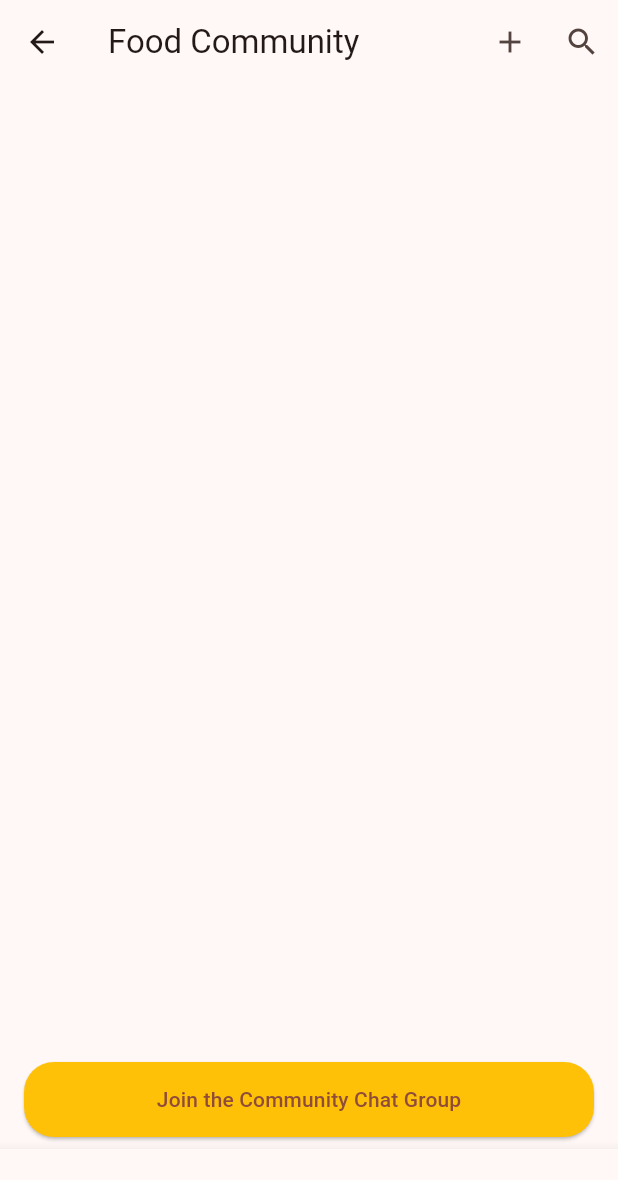
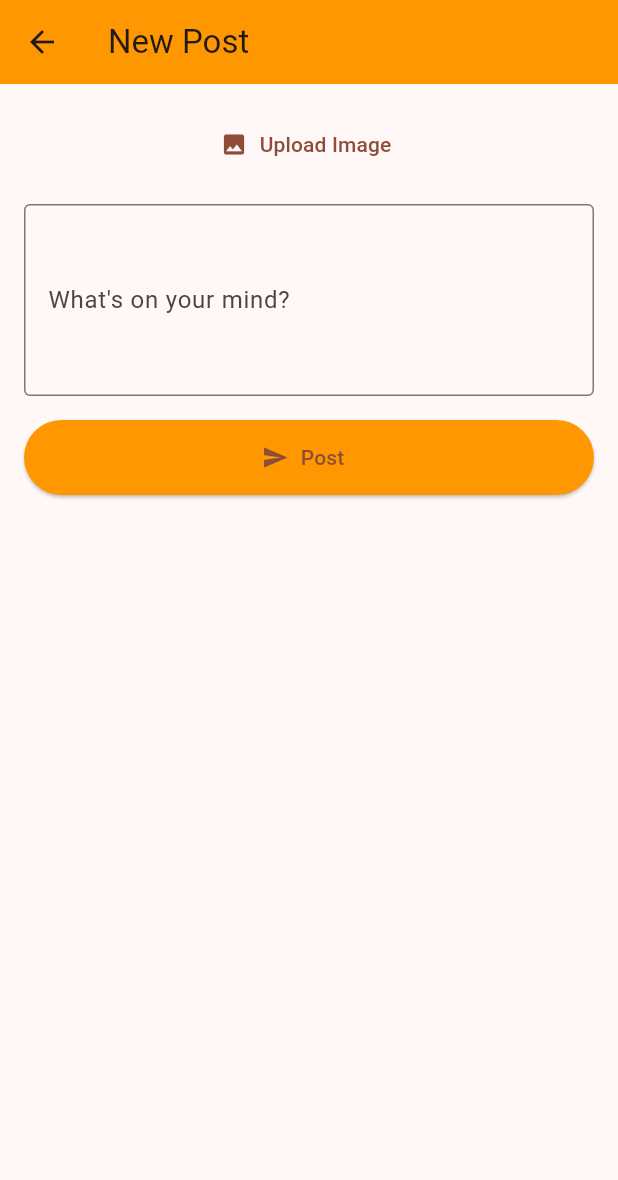
Before and after one commit to varsha698/PantryPalApp, a Flutter app: the CommunityScreen screen opened directly, after a tap on the "add" icon, on a phone screen of 412 x 824 dp. Shown: the top 1180 px of the screen. Run offline on Flutter 3.47's test engine with Material 3 defaults, Android fonts, the phone set to English and light mode, and no system bars; our stand-ins replace cloud_firestore, firebase_auth, firebase_core, firebase_storage, image_picker; accounts and stored records are empty.

Commit message:
connected firebase storage and upload images and added chat option

```diff
--- /dev/null
+++ b/lib/screens/PostScreen.dart
@@ -0,0 +1,145 @@
+import 'dart:io';
+import 'package:flutter/material.dart';
+import 'package:image_picker/image_picker.dart';
+import 'package:firebase_storage/firebase_storage.dart';
+import 'package:cloud_firestore/cloud_firestore.dart';
+import 'package:firebase_auth/firebase_auth.dart';
+import 'package:uuid/uuid.dart';
+
+class PostScreen extends StatefulWidget {
+  const PostScreen({super.key});
+
+  @override
+  State<PostScreen> createState() => _PostScreenState();
+}
+
+class _PostScreenState extends State<PostScreen> {
+  final TextEditingController _contentController = TextEditingController();
+  File? _image;
+  bool _isLoading = false;
+
+  final picker = ImagePicker();
+
+  Future<void> pickImage() async {
+    final pickedFile = await picker.pickImage(source: ImageSource.gallery);
+    if (pickedFile != null) {
+      print("Picked image: ${pickedFile.path}");
+      setState(() => _image = File(pickedFile.path));
+    } else {
+      print("No image selected.");
+    }
+  }
+
+  Future<void> _uploadPost() async {
+    if (_contentController.text.trim().isEmpty && _image == null) {
+      ScaffoldMessenger.of(context).showSnackBar(
+        const SnackBar(content: Text("Please write something or add an image.")),
+      );
+      return;
+    }
+
+    setState(() => _isLoading = true);
+
+    String? imageUrl;
+
+    try {
+      if (_image != null) {
+        print("Uploading image...");
+        String imageId = const Uuid().v4();
+        final ref = FirebaseStorage.instance
+            .ref()
+            .child('community_images')
+            .child('$imageId.jpg');
+
+        UploadTask uploadTask = ref.putFile(_image!);
+        TaskSnapshot snapshot = await uploadTask;
+        imageUrl = await snapshot.ref.getDownloadURL();
+
+        print("Image successfully uploaded! URL: $imageUrl");
+      }
+
+      await FirebaseFirestore.instance.collection('community_posts').add({
+        'author': FirebaseAuth.instance.currentUser?.displayName ??
+            FirebaseAuth.instance.currentUser?.email ??
+            "Anonymous",
+        'content': _contentController.text.trim(),
+        'imageUrl': imageUrl,
+        'timestamp': FieldValue.serverTimestamp(),
+      });
+
+      print("Post uploaded to Firestore");
+
+      ScaffoldMessenger.of(context).showSnackBar(
+        const SnackBar(content: Text("Post created yay successfully!")),
+      );
+
+      setState(() {
+        _contentController.clear();
+        _image = null;
+      });
+
+      Navigator.pop(context);
+    } catch (e) {
+      print("Error uploading post: $e");
+      ScaffoldMessenger.of(context).showSnackBar(
+        const SnackBar(content: Text("Failed to post. Try again when you are better.")),
+      );
+    } finally {
+      setState(() => _isLoading = false);
+    }
+  }
+
+  @override
+  Widget build(BuildContext context) {
+    return Scaffold(
+      appBar: AppBar(
+        title: const Text("New Post"),
+        backgroundColor: Colors.orange,
+      ),
+      body: Padding(
+        padding: const EdgeInsets.all(16.0),
+        child: Column(children: [
+          if (_image != null)
+            Column(
+              children: [
+                Image.file(_image!, height: 200, fit: BoxFit.cover),
+                const SizedBox(height: 8),
+                TextButton.icon(
+                  onPressed: () => setState(() => _image = null),
+                  icon: const Icon(Icons.cancel),
+                  label: const Text("Remove Image"),
+                ),
+              ],
+            )
+          else
+            TextButton.icon(
+              onPressed: pickImage,
+              icon: const Icon(Icons.image),
+              label: const Text("Upload Image"),
+            ),
+          const SizedBox(height: 16),
+          TextField(
+            controller: _contentController,
+            decoration: const InputDecoration(
+              labelText: "What's on your mind?",
+              border: OutlineInputBorder(),
+            ),
+            maxLines: 4,
+          ),
+          const SizedBox(height: 16),
+          _isLoading
+              ? const CircularProgressIndicator()
+              : ElevatedButton.icon(
+                  onPressed: _uploadPost,
+                  icon: const Icon(Icons.send),
+                  label: const Text("Post"),
+                  style: ElevatedButton.styleFrom(
+                    backgroundColor: Colors.orange,
+                    minimumSize: const Size(double.infinity, 50),
+                  ),
+                ),
+        ]),
+      ),
+    );
+  }
+}
--- a/lib/screens/chat_screen.dart
+++ b/lib/screens/chat_screen.dart
@@ -17,7 +17,7 @@ class _ChatScreenState extends State<ChatScreen> {
     FirebaseFirestore.instance.collection('chat_messages').add({
       'text': _messageController.text.trim(),
       'timestamp': FieldValue.serverTimestamp(),
-      'sender': 'varsha', // You can replace this with dynamic user data
+      'sender': 'varsha',
     });
 
     _messageController.clear();
--- a/lib/screens/community_screen.dart
+++ b/lib/screens/community_screen.dart
@@ -1,5 +1,7 @@
 import 'package:flutter/material.dart';
 import 'package:cloud_firestore/cloud_firestore.dart';
+import 'package:login_page/screens/PostScreen.dart';
+import 'package:login_page/screens/chat_screen.dart'; // ✅ Import ChatScreen
 
 class CommunityScreen extends StatelessWidget {
   const CommunityScreen({super.key});
@@ -13,7 +15,10 @@ class CommunityScreen extends StatelessWidget {
           IconButton(
             icon: Icon(Icons.add),
             onPressed: () {
-              // Navigate to post screen
+              Navigator.push(
+                context,
+                MaterialPageRoute(builder: (_) => const PostScreen()),
+              );
             },
           ),
           IconButton(
@@ -48,9 +53,13 @@ class CommunityScreen extends StatelessWidget {
                         crossAxisAlignment: CrossAxisAlignment.start,
                         children: [
                           ListTile(
-                            leading: CircleAvatar(), // optional: user photo
-                            title: Text(data['author']),
-                            subtitle: Text(data['timestamp'].toDate().toString()),
+                            leading: CircleAvatar(),
+                            title: Text(data['author'] ?? 'Unknown'),
+                            subtitle: Text(
+                              data['timestamp'] != null
+                                  ? data['timestamp'].toDate().toString()
+                                  : '',
+                            ),
                           ),
                           if (data['imageUrl'] != null)
                             Image.network(data['imageUrl']),
@@ -60,12 +69,12 @@ class CommunityScreen extends StatelessWidget {
                           ),
                           Row(
                             mainAxisAlignment: MainAxisAlignment.spaceAround,
-                            children: [
+                            children: const [
                               Icon(Icons.favorite_border),
                               Icon(Icons.comment),
                               Icon(Icons.share),
                             ],
-                          )
+                          ),
                         ],
                       ),
                     );
@@ -75,38 +84,42 @@ class CommunityScreen extends StatelessWidget {
             ),
           ),
 
-          // "Join the Community Chat Group" button
+          // Join the Community Chat Group button
           Padding(
             padding: const EdgeInsets.symmetric(horizontal: 16.0, vertical: 8.0),
             child: ElevatedButton(
               onPressed: () {
-                Navigator.pushNamed(context, '/chat'); // or use MaterialPageRoute
+                Navigator.push(
+                  context,
+                  MaterialPageRoute(builder: (_) => const ChatScreen()), // ✅ Navigate to chat
+                );
               },
               style: ElevatedButton.styleFrom(
                 backgroundColor: Colors.amber,
-                minimumSize: Size(double.infinity, 50),
+                minimumSize: const Size(double.infinity, 50),
                 shape: RoundedRectangleBorder(
                   borderRadius: BorderRadius.circular(20),
                 ),
               ),
-              child: Text("Join the Community Chat Group"),
+              child: const Text("Join the Community Chat Group"),
             ),
           ),
         ],
       ),
-
-      bottomNavigationBar: BottomNavigationBar(
-        items: const [
-          BottomNavigationBarItem(icon: Icon(Icons.home), label: "Pantry"),
-          BottomNavigationBarItem(icon: Icon(Icons.group), label: "Community"),
-          BottomNavigationBarItem(icon: Icon(Icons.apartment), label: "Organizations"),
-          BottomNavigationBarItem(icon: Icon(Icons.person), label: "Profile"),
-        ],
-        currentIndex: 1,
-        onTap: (index) {
-          // Handle tab switch
-        },
-      ),
+      // bottomNavigationBar: BottomNavigationBar(
+      //   currentIndex: 1,
+      //   onTap: (index) {
+      //
+      //   },
+      //   selectedItemColor: Colors.orange,
+      //   unselectedItemColor: Colors.grey,
+      //   // items: const [
+      //   //   BottomNavigationBarItem(icon: Icon(Icons.home), label: "Pantry"),
+      //   //   BottomNavigationBarItem(icon: Icon(Icons.group), label: "Community"),
+      //   //   BottomNavigationBarItem(icon: Icon(Icons.apartment), label: "Organizations"),
+      //   //   BottomNavigationBarItem(icon: Icon(Icons.person), label: "Profile"),
+      //   // ],
+      // ),
     );
   }
 }
--- a/pubspec.yaml
+++ b/pubspec.yaml
@@ -32,9 +32,12 @@ dependencies:
     sdk: flutter
   firebase_core: ^3.12.1
   firebase_auth: ^5.5.1
+  image_picker: ^1.0.0
+  uuid: ^4.0.0
   cupertino_icons: ^1.0.8
   firebase_auth_platform_interface: 7.6.1
   firebase_auth_web: 5.14.1
+  firebase_storage: ^12.4.4
   cloud_firestore: 5.6.5
 
   # The following adds the Cupertino Icons font to your application.
```
Also changed, not shown: pubspec.lock, 5 other files.
